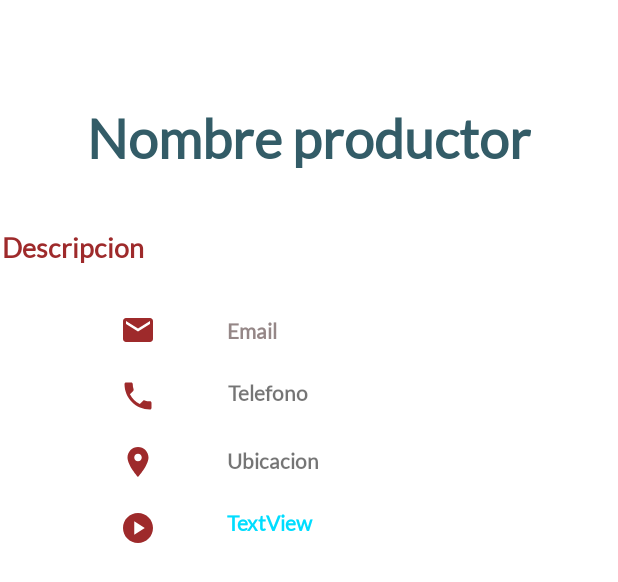
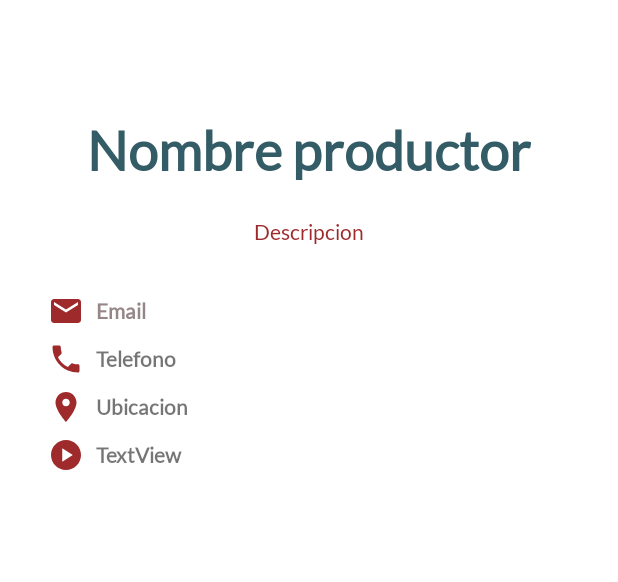
Before and after one commit to Pastorsin/el-paseo-app, an Android app: the layout fragment_static_producer_detail.xml on its own in the app's theme, with its tools: preview values and no code run, on a phone screen of 412 x 824 dp. Shown: the top 582 px of the screen. Run offline under Robolectric (Android 15) with nearby library versions, the phone set to English and light mode, and no system bars; Roboto replaces fonts that are not available here.

```diff
--- a/app/src/main/res/layout/fragment_static_producer_detail.xml
+++ b/app/src/main/res/layout/fragment_static_producer_detail.xml
@@ -3,7 +3,8 @@
     xmlns:app="http://schemas.android.com/apk/res-auto"
     xmlns:tools="http://schemas.android.com/tools"
     android:layout_width="match_parent"
-    android:layout_height="wrap_content">
+    android:layout_height="wrap_content"
+    android:fillViewport="true">
 
     <androidx.constraintlayout.widget.ConstraintLayout
         android:layout_width="match_parent"
@@ -13,10 +14,9 @@
             android:id="@+id/static_detail_producer_name"
             android:layout_width="wrap_content"
             android:layout_height="wrap_content"
-            android:layout_marginStart="32dp"
             android:layout_marginTop="70dp"
-            android:layout_marginEnd="32dp"
             android:layout_marginBottom="32dp"
+            android:padding="8dp"
             android:text="Nombre productor"
             android:textColor="#335C67"
             android:textSize="36sp"
@@ -30,114 +30,142 @@
             android:id="@+id/static_detail_producer_description"
             android:layout_width="409dp"
             android:layout_height="wrap_content"
-            android:layout_marginStart="24dp"
+            android:layout_marginStart="8dp"
             android:layout_marginTop="8dp"
-            android:layout_marginEnd="24dp"
-            android:layout_marginBottom="8dp"
+            android:layout_marginEnd="8dp"
+            android:gravity="center"
+            android:padding="8dp"
             android:text="Descripcion"
             android:textColor="#9E2A2B"
-            android:textSize="18sp"
-            android:textStyle="bold"
-            app:layout_constraintBottom_toTopOf="@+id/static_detail_producer_email"
+            android:textSize="14sp"
             app:layout_constraintEnd_toEndOf="parent"
             app:layout_constraintStart_toStartOf="parent"
             app:layout_constraintTop_toBottomOf="@+id/static_detail_producer_name" />
+
+        <androidx.constraintlayout.widget.ConstraintLayout
+            android:id="@+id/email_layout"
+            android:layout_width="match_parent"
+            android:layout_height="wrap_content"
+            android:layout_marginTop="24dp"
+            app:layout_constraintTop_toBottomOf="@+id/static_detail_producer_description"
+            tools:layout_editor_absoluteX="16dp">
 
             <ImageView
                 android:id="@+id/prod_detail_email_ic"
                 android:layout_width="wrap_content"
                 android:layout_height="wrap_content"
-            android:layout_marginStart="80dp"
-            android:layout_marginTop="32dp"
+                android:layout_marginStart="32dp"
                 android:tint="#9E2A2B"
+                app:layout_constraintBottom_toBottomOf="parent"
                 app:layout_constraintStart_toStartOf="parent"
-            app:layout_constraintTop_toBottomOf="@+id/static_detail_producer_description"
+                app:layout_constraintTop_toTopOf="parent"
                 app:srcCompat="@drawable/ic_baseline_email_24" />
 
             <TextView
                 android:id="@+id/static_detail_producer_email"
                 android:layout_width="wrap_content"
                 android:layout_height="wrap_content"
-            android:layout_marginTop="36dp"
+                android:layout_marginStart="8dp"
                 android:text="Email"
                 android:textColor="#958787"
                 android:textStyle="bold"
-            app:layout_constraintEnd_toEndOf="parent"
-            app:layout_constraintHorizontal_bias="0.172"
+                app:layout_constraintBottom_toBottomOf="parent"
                 app:layout_constraintStart_toEndOf="@+id/prod_detail_email_ic"
-            app:layout_constraintTop_toBottomOf="@+id/static_detail_producer_description" />
+                app:layout_constraintTop_toTopOf="parent" />
+        </androidx.constraintlayout.widget.ConstraintLayout>
+
+        <androidx.constraintlayout.widget.ConstraintLayout
+            android:id="@+id/phone_layout"
+            android:layout_width="match_parent"
+            android:layout_height="wrap_content"
+            android:layout_marginTop="8dp"
+            app:layout_constraintTop_toBottomOf="@+id/email_layout"
+            tools:layout_editor_absoluteX="16dp">
 
             <ImageView
                 android:id="@+id/prod_detail_phonel_ic"
                 android:layout_width="wrap_content"
                 android:layout_height="wrap_content"
-            android:layout_marginStart="80dp"
-            android:layout_marginTop="20dp"
+                android:layout_marginStart="32dp"
                 android:tint="#9E2A2B"
+                app:layout_constraintBottom_toBottomOf="parent"
                 app:layout_constraintStart_toStartOf="parent"
-            app:layout_constraintTop_toBottomOf="@+id/prod_detail_email_ic"
+                app:layout_constraintTop_toTopOf="parent"
                 app:srcCompat="@drawable/ic_baseline_local_phone_24" />
+
+            <TextView
+                android:id="@+id/static_detail_producer_phone"
+                android:layout_width="wrap_content"
+                android:layout_height="wrap_content"
+                android:layout_marginStart="8dp"
+                android:text="Telefono"
+                android:textStyle="bold"
+                app:layout_constraintBottom_toBottomOf="parent"
+                app:layout_constraintStart_toEndOf="@+id/prod_detail_phonel_ic"
+                app:layout_constraintTop_toTopOf="parent" />
+        </androidx.constraintlayout.widget.ConstraintLayout>
+
+        <androidx.constraintlayout.widget.ConstraintLayout
+            android:id="@+id/video-layout"
+            android:layout_width="match_parent"
+            android:layout_height="wrap_content"
+            android:layout_marginTop="8dp"
+            app:layout_constraintTop_toBottomOf="@+id/ubication_layout"
+            tools:layout_editor_absoluteX="2dp">
+
+            <ImageView
+                android:id="@+id/prod_detail_video_ic"
+                android:layout_width="wrap_content"
+                android:layout_height="wrap_content"
+                android:layout_marginStart="32dp"
+                android:tint="#9E2A2B"
+                app:layout_constraintBottom_toBottomOf="parent"
+                app:layout_constraintStart_toStartOf="parent"
+                app:layout_constraintTop_toTopOf="parent"
+                app:srcCompat="@drawable/ic_baseline_play_circle_24" />
+
+            <TextView
+                android:id="@+id/static_detail_producer_video"
+                android:layout_width="wrap_content"
+                android:layout_height="wrap_content"
+                android:layout_marginStart="8dp"
+                android:text="TextView"
+                android:textStyle="bold"
+                app:layout_constraintBottom_toBottomOf="parent"
+                app:layout_constraintStart_toEndOf="@+id/prod_detail_video_ic"
+                app:layout_constraintTop_toTopOf="parent" />
+        </androidx.constraintlayout.widget.ConstraintLayout>
+
+        <androidx.constraintlayout.widget.ConstraintLayout
+            android:id="@+id/ubication_layout"
+            android:layout_width="match_parent"
+            android:layout_height="wrap_content"
+            android:layout_marginTop="8dp"
+            app:layout_constraintTop_toBottomOf="@+id/phone_layout"
+            tools:layout_editor_absoluteX="-16dp">
 
             <ImageView
                 android:id="@+id/prod_detail_location_ic"
                 android:layout_width="wrap_content"
                 android:layout_height="wrap_content"
-            android:layout_marginStart="80dp"
-            android:layout_marginTop="20dp"
+                android:layout_marginStart="32dp"
                 android:tint="#9E2A2B"
+                app:layout_constraintBottom_toBottomOf="parent"
                 app:layout_constraintStart_toStartOf="parent"
-            app:layout_constraintTop_toBottomOf="@+id/prod_detail_phonel_ic"
+                app:layout_constraintTop_toTopOf="parent"
                 app:srcCompat="@drawable/ic_baseline_location_on_24" />
-
-        <TextView
-            android:id="@+id/static_detail_producer_video"
-            android:layout_width="wrap_content"
-            android:layout_height="wrap_content"
-            android:layout_marginTop="24dp"
-            android:layout_marginBottom="32dp"
-            android:text="TextView"
-            android:textColor="@android:color/holo_blue_bright"
-            android:textStyle="bold"
-            app:layout_constraintBottom_toBottomOf="parent"
-            app:layout_constraintEnd_toEndOf="parent"
-            app:layout_constraintHorizontal_bias="0.189"
-            app:layout_constraintStart_toEndOf="@+id/prod_detail_video_ic"
-            app:layout_constraintTop_toBottomOf="@+id/static_detail_producer_address" />
-
-        <TextView
-            android:id="@+id/static_detail_producer_phone"
-            android:layout_width="wrap_content"
-            android:layout_height="wrap_content"
-            android:layout_marginTop="24dp"
-            android:text="Telefono"
-            android:textStyle="bold"
-            app:layout_constraintEnd_toEndOf="parent"
-            app:layout_constraintHorizontal_bias="0.188"
-            app:layout_constraintStart_toEndOf="@+id/prod_detail_phonel_ic"
-            app:layout_constraintTop_toBottomOf="@+id/static_detail_producer_email" />
-
-        <ImageView
-            android:id="@+id/prod_detail_video_ic"
-            android:layout_width="wrap_content"
-            android:layout_height="wrap_content"
-            android:layout_marginStart="80dp"
-            android:layout_marginTop="20dp"
-            android:tint="#9E2A2B"
-            app:layout_constraintStart_toStartOf="parent"
-            app:layout_constraintTop_toBottomOf="@+id/prod_detail_location_ic"
-            app:srcCompat="@drawable/ic_baseline_play_circle_24" />
 
             <TextView
                 android:id="@+id/static_detail_producer_address"
                 android:layout_width="wrap_content"
                 android:layout_height="wrap_content"
-            android:layout_marginTop="28dp"
+                android:layout_marginStart="8dp"
                 android:text="Ubicacion"
                 android:textStyle="bold"
-            app:layout_constraintEnd_toEndOf="parent"
-            app:layout_constraintHorizontal_bias="0.192"
+                app:layout_constraintBottom_toBottomOf="parent"
                 app:layout_constraintStart_toEndOf="@+id/prod_detail_location_ic"
-            app:layout_constraintTop_toBottomOf="@+id/static_detail_producer_phone" />
+                app:layout_constraintTop_toTopOf="parent" />
+        </androidx.constraintlayout.widget.ConstraintLayout>
 
     </androidx.constraintlayout.widget.ConstraintLayout>
 
```
Also changed, not shown: app/src/main/java/laboratorio/app/fragments/StaticProducerDetailFragment.java (+29 -20 lines), app/src/main/java/laboratorio/app/fragments/StaticWelcomeFragment.java (+20 -2 lines), app/src/main/java/laboratorio/app/helpers/IntentManager.java (added, +47 -0 lines), app/src/main/java/laboratorio/app/models/Producer.java (+10 -9 lines), app/src/main/res/layout/fragment_static_welcome.xml (+68 -43 lines). Lines whose indentation alone changed are shown as unchanged.
